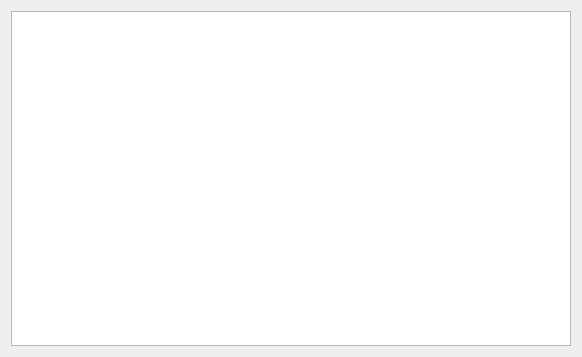
Before: the Qt Designer form hub/forms/DlgNotifications.ui in subutai-io/control-center, drawn with Qt 5.
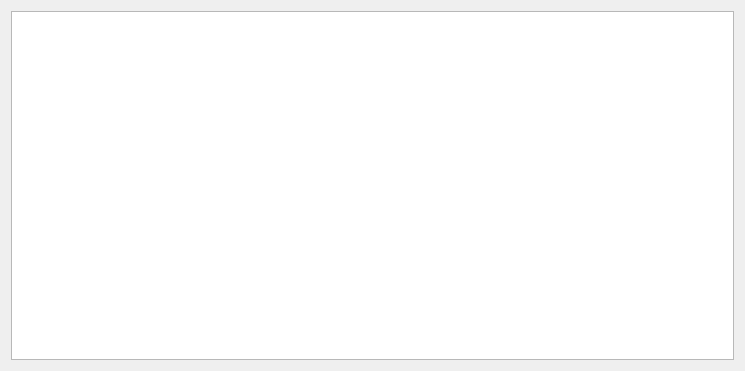
After: the same form once the commit is applied.

Diff of the .ui file:
```diff
--- a/hub/forms/DlgNotifications.ui
+++ b/hub/forms/DlgNotifications.ui
@@ -6,8 +6,8 @@
    <rect>
     <x>0</x>
     <y>0</y>
-    <width>582</width>
-    <height>357</height>
+    <width>745</width>
+    <height>371</height>
    </rect>
   </property>
   <property name="windowTitle">
```
